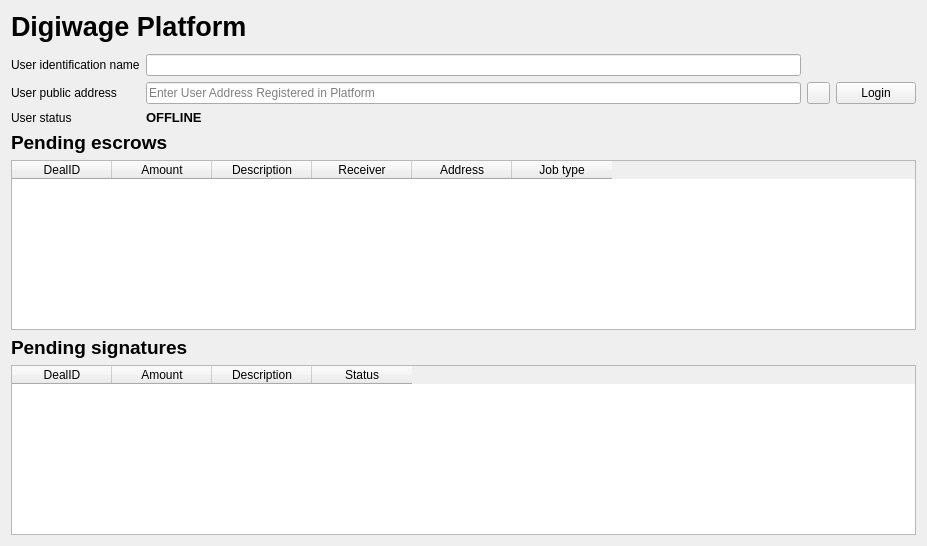
Qt form src/qt/forms/digiwageplatform.ui (digiwage/digiwage) before a commit.
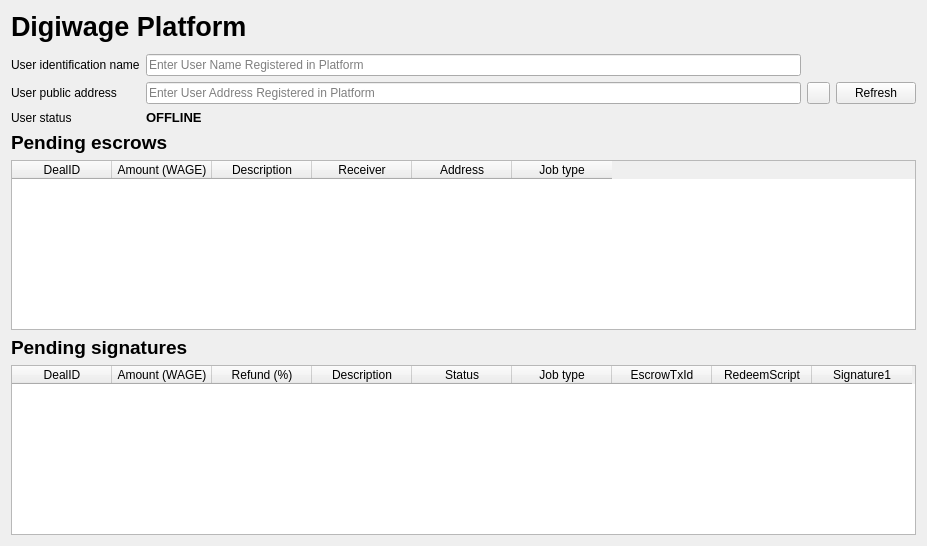
The same form after that commit. Icons and pictures are not drawn.

Commit message: Pending signatures list

What changed in the file:
```diff
--- a/src/qt/forms/digiwageplatform.ui
+++ b/src/qt/forms/digiwageplatform.ui
@@ -58,7 +58,11 @@
       </widget>
      </item>
      <item row="0" column="1">
-      <widget class="QLineEdit" name="usernameEdit"/>
+      <widget class="QLineEdit" name="usernameEdit">
+       <property name="placeholderText">
+        <string>Enter User Name Registered in Platform</string>
+       </property>
+      </widget>
      </item>
      <item row="1" column="2">
       <widget class="QPushButton" name="addressBookButton">
@@ -89,7 +93,7 @@
      <item row="1" column="3">
       <widget class="QPushButton" name="userButton">
        <property name="text">
-        <string>Login</string>
+        <string>Refresh</string>
        </property>
       </widget>
      </item>
@@ -147,7 +151,7 @@
        </column>
        <column>
         <property name="text">
-         <string>Amount</string>
+         <string>Amount (WAGE)</string>
         </property>
        </column>
        <column>
@@ -205,7 +209,12 @@
        </column>
        <column>
         <property name="text">
-         <string>Amount</string>
+         <string>Amount (WAGE)</string>
+        </property>
+       </column>
+       <column>
+        <property name="text">
+         <string>Refund (%)</string>
         </property>
        </column>
        <column>
@@ -218,6 +227,26 @@
          <string>Status</string>
         </property>
        </column>
+       <column>
+        <property name="text">
+         <string>Job type</string>
+        </property>
+       </column>
+       <column>
+        <property name="text">
+         <string>EscrowTxId</string>
+        </property>
+       </column>
+       <column>
+        <property name="text">
+         <string>RedeemScript</string>
+        </property>
+       </column>
+       <column>
+        <property name="text">
+         <string>Signature1</string>
+        </property>
+       </column>
       </widget>
      </item>
     </layout>
```
The commit also changes 2 other files.
